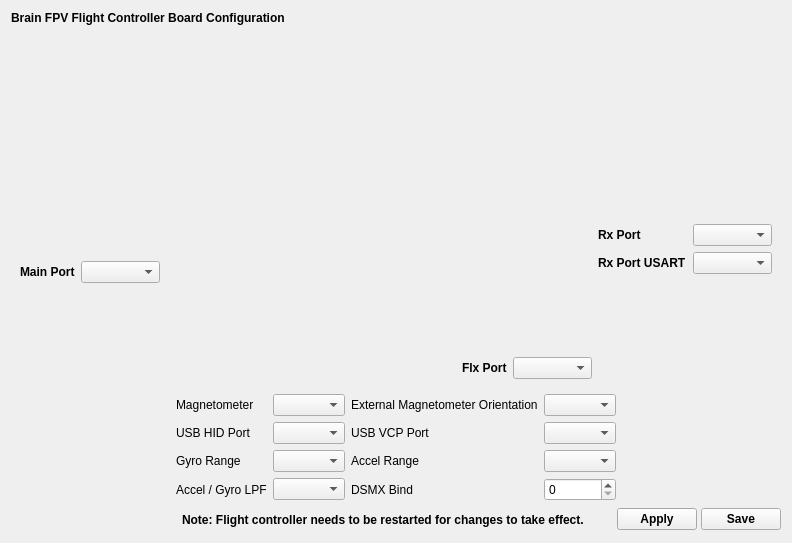
Qt form ground/gcs/src/plugins/boards_brainfpv/brainconfiguration.ui (TauLabs/TauLabs) before a commit.
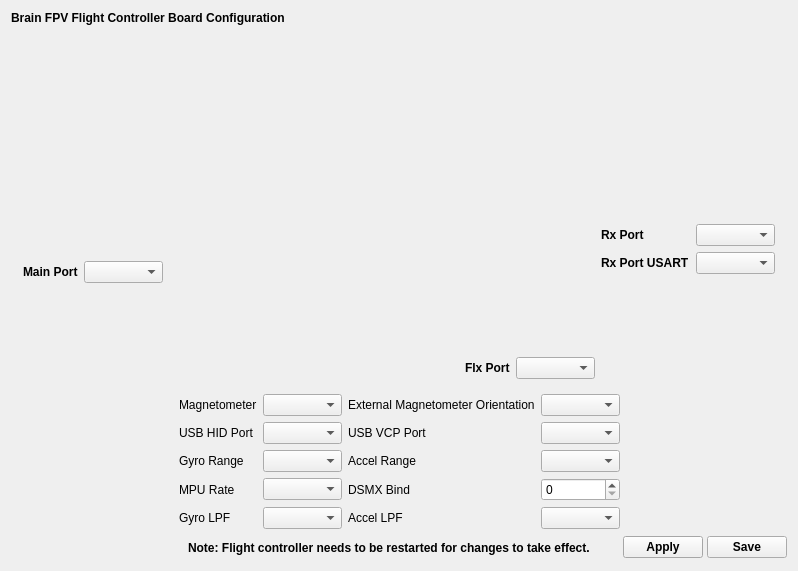
The same form after that commit. Icons and pictures are not drawn.

Commit message: Brain: Separate Gyro and Accel LPF, add MPU rate to GCS

The edit to the form file:
```diff
--- a/ground/gcs/src/plugins/boards_brainfpv/brainconfiguration.ui
+++ b/ground/gcs/src/plugins/boards_brainfpv/brainconfiguration.ui
@@ -6,8 +6,8 @@
    <rect>
     <x>0</x>
     <y>0</y>
-    <width>788</width>
-    <height>530</height>
+    <width>798</width>
+    <height>551</height>
    </rect>
   </property>
   <property name="sizePolicy">
@@ -460,7 +460,7 @@
           </font>
          </property>
          <property name="text">
-          <string>Accel / Gyro LPF</string>
+          <string>MPU Rate</string>
          </property>
         </widget>
        </item>
@@ -473,7 +473,47 @@
           </font>
          </property>
          <property name="toolTip">
-          <string>&lt;html&gt;&lt;head/&gt;&lt;body&gt;&lt;p&gt;Low-pass filter (LPF) cutoff frequency for the accelerometer and gyro signals. Generally, the cutoff frequency should be as high as possible. Lowering the cutoff helps reducing noise caused by motor vibrations, but it can possibly decrease the responsiveness of the UAV. &lt;/p&gt;&lt;/body&gt;&lt;/html&gt;</string>
+          <string>&lt;html&gt;&lt;head/&gt;&lt;body&gt;&lt;p&gt;Sampling frequency for the gyros and accelerometers in Hz. A higher frequency is better, but will increase the CPU utilization. When SyncPWM is used, this is the frequency with which the ESCs are updated.&lt;/p&gt;&lt;/body&gt;&lt;/html&gt;</string>
+         </property>
+        </widget>
+       </item>
+       <item row="7" column="0">
+        <widget class="QLabel" name="label_15">
+         <property name="font">
+          <font>
+           <weight>50</weight>
+           <bold>false</bold>
+          </font>
+         </property>
+         <property name="text">
+          <string>Gyro LPF</string>
+         </property>
+        </widget>
+       </item>
+       <item row="7" column="2">
+        <widget class="QLabel" name="label_16">
+         <property name="font">
+          <font>
+           <weight>50</weight>
+           <bold>false</bold>
+          </font>
+         </property>
+         <property name="text">
+          <string>Accel LPF</string>
+         </property>
+        </widget>
+       </item>
+       <item row="7" column="1">
+        <widget class="QComboBox" name="cmbGyroLpf">
+         <property name="toolTip">
+          <string>&lt;html&gt;&lt;head/&gt;&lt;body&gt;&lt;p&gt;Low-pass filter (LPF) cutoff frequency for gyro signals. Generally, the cutoff frequency should be as high as possible. Lowering the cutoff helps reducing noise caused by motor vibrations, but it can possibly decrease the responsiveness of the UAV. &lt;/p&gt;&lt;/body&gt;&lt;/html&gt;</string>
+         </property>
+        </widget>
+       </item>
+       <item row="7" column="3">
+        <widget class="QComboBox" name="cmbAccelLpf">
+         <property name="toolTip">
+          <string>&lt;html&gt;&lt;head/&gt;&lt;body&gt;&lt;p&gt;Low-pass filter (LPF) cutoff frequency for the accelerometer signals. Generally, the cutoff frequency should be as high as possible. Lowering the cutoff helps reducing noise caused by motor vibrations, but it can possibly decrease the responsiveness of the UAV. &lt;/p&gt;&lt;/body&gt;&lt;/html&gt;</string>
          </property>
         </widget>
        </item>
```
Left out of the diff: 4 changed lines with no effect on the pictures. The commit also changes 3 other files.
